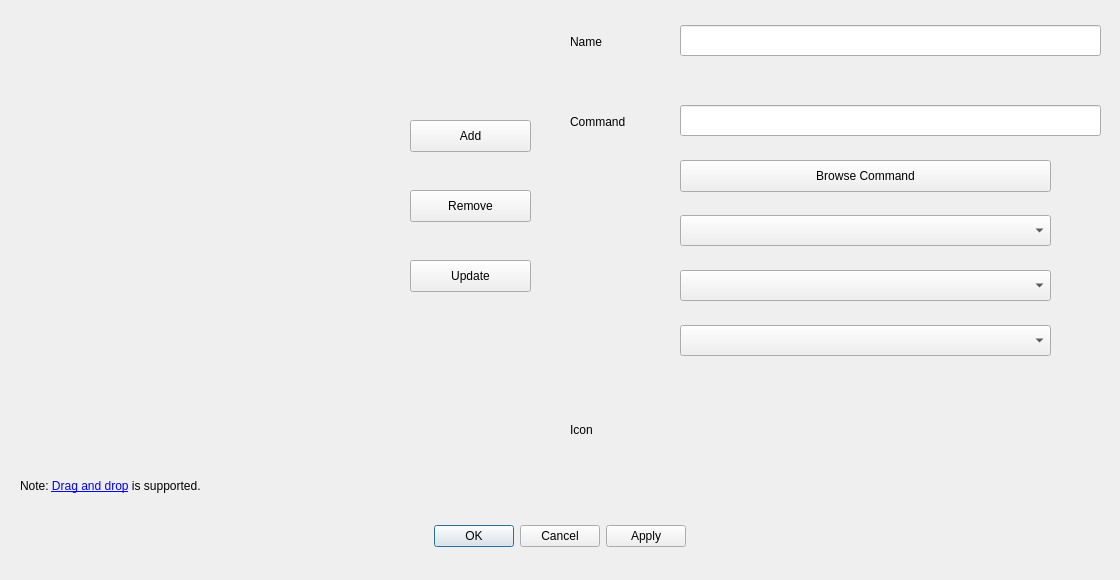
Above: src/edit_launchers_dialog.ui from dangvd/ksmoothdock before the change. Below: the same form after it.
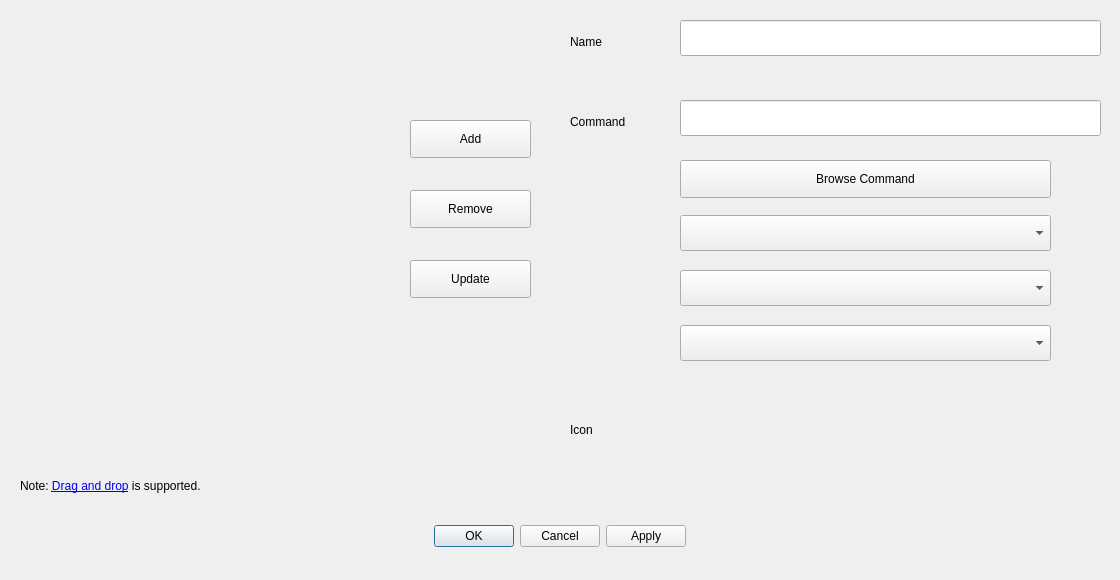
That is the form after the change. Icons and pictures are not drawn.

Commit message: M-V refactoring: Adjust EditLaunchersDialog UI #72

```diff
--- a/src/edit_launchers_dialog.ui
+++ b/src/edit_launchers_dialog.ui
@@ -54,7 +54,7 @@
      <x>410</x>
      <y>120</y>
      <width>121</width>
-     <height>32</height>
+     <height>38</height>
     </rect>
    </property>
    <property name="text">
@@ -71,7 +71,7 @@
      <x>410</x>
      <y>190</y>
      <width>121</width>
-     <height>32</height>
+     <height>38</height>
     </rect>
    </property>
    <property name="text">
@@ -88,7 +88,7 @@
      <x>410</x>
      <y>260</y>
      <width>121</width>
-     <height>32</height>
+     <height>38</height>
     </rect>
    </property>
    <property name="text">
@@ -116,9 +116,9 @@
    <property name="geometry">
     <rect>
      <x>680</x>
-     <y>25</y>
+     <y>20</y>
      <width>421</width>
-     <height>31</height>
+     <height>36</height>
     </rect>
    </property>
   </widget>
@@ -139,9 +139,9 @@
    <property name="geometry">
     <rect>
      <x>680</x>
-     <y>105</y>
+     <y>100</y>
      <width>421</width>
-     <height>31</height>
+     <height>36</height>
     </rect>
    </property>
   </widget>
@@ -151,7 +151,7 @@
      <x>680</x>
      <y>160</y>
      <width>371</width>
-     <height>32</height>
+     <height>38</height>
     </rect>
    </property>
    <property name="text">
@@ -164,7 +164,7 @@
      <x>680</x>
      <y>215</y>
      <width>371</width>
-     <height>31</height>
+     <height>36</height>
     </rect>
    </property>
   </widget>
@@ -174,7 +174,7 @@
      <x>680</x>
      <y>270</y>
      <width>371</width>
-     <height>31</height>
+     <height>36</height>
     </rect>
    </property>
   </widget>
@@ -184,7 +184,7 @@
      <x>680</x>
      <y>325</y>
      <width>371</width>
-     <height>31</height>
+     <height>36</height>
     </rect>
    </property>
   </widget>
```
